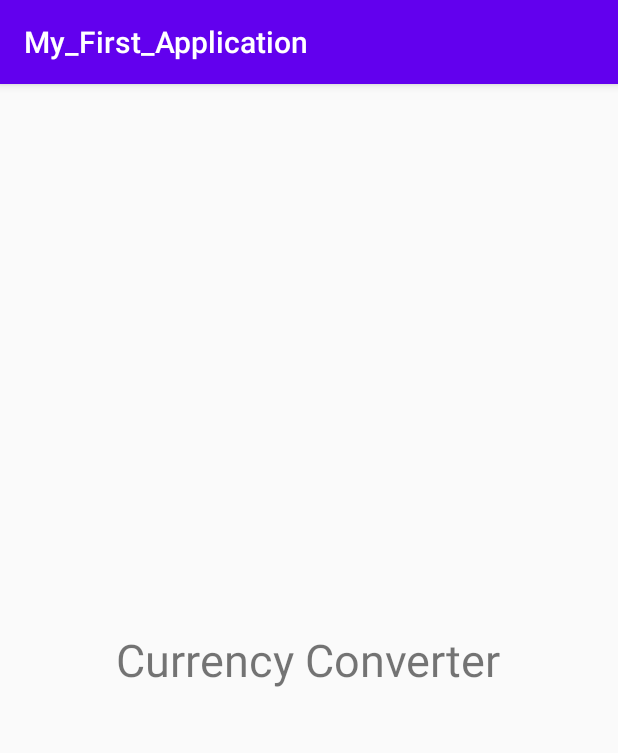
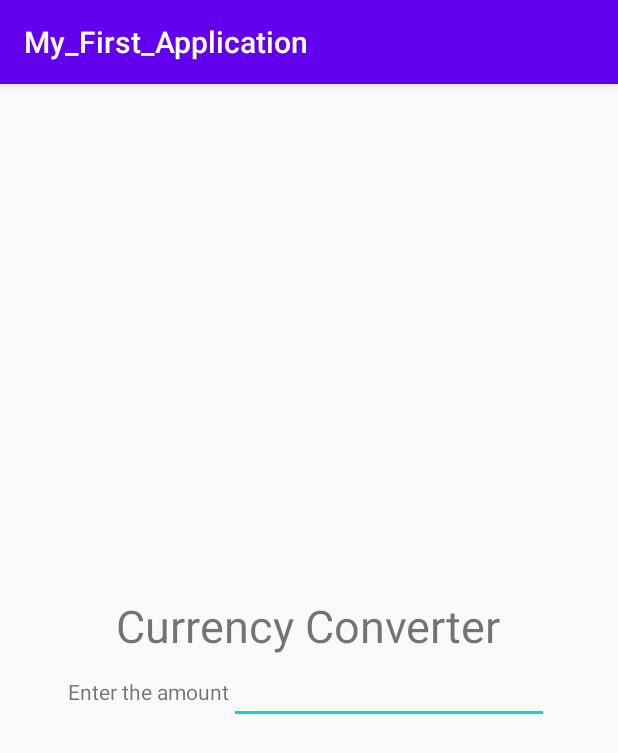
Before and after one commit to Hatemii/Converter, an Android app: the screen it shows after launch (MainActivity), on a phone screen of 412 x 824 dp. Shown: the top 753 px of the screen. Run offline under Robolectric (Android 15) with nearby library versions, the phone set to English and light mode, and no system bars.

Commit message:
enter the amount

```diff
--- a/app/src/main/res/layout/activity_main.xml
+++ b/app/src/main/res/layout/activity_main.xml
@@ -7,8 +7,6 @@
     android:gravity="center"
     android:orientation="vertical"
     tools:context=".MainActivity">
-
-
 
 
     <LinearLayout
@@ -27,4 +25,38 @@
     </LinearLayout>
 
 
+
+    <LinearLayout
+        android:layout_width="wrap_content"
+        android:layout_height="wrap_content"
+        android:orientation="horizontal"
+        >
+
+        <TextView
+            android:layout_width="wrap_content"
+            android:layout_height="wrap_content"
+            android:text="Enter the amount"
+            />
+
+
+        <EditText
+            android:layout_width="wrap_content"
+            android:layout_height="wrap_content"
+            android:ems="10"
+            android:id="@+id/txtamount"
+            />
+
+    </LinearLayout>
+
+
+
+
+
+
+
+
+
+
+
+
 </LinearLayout>
```
